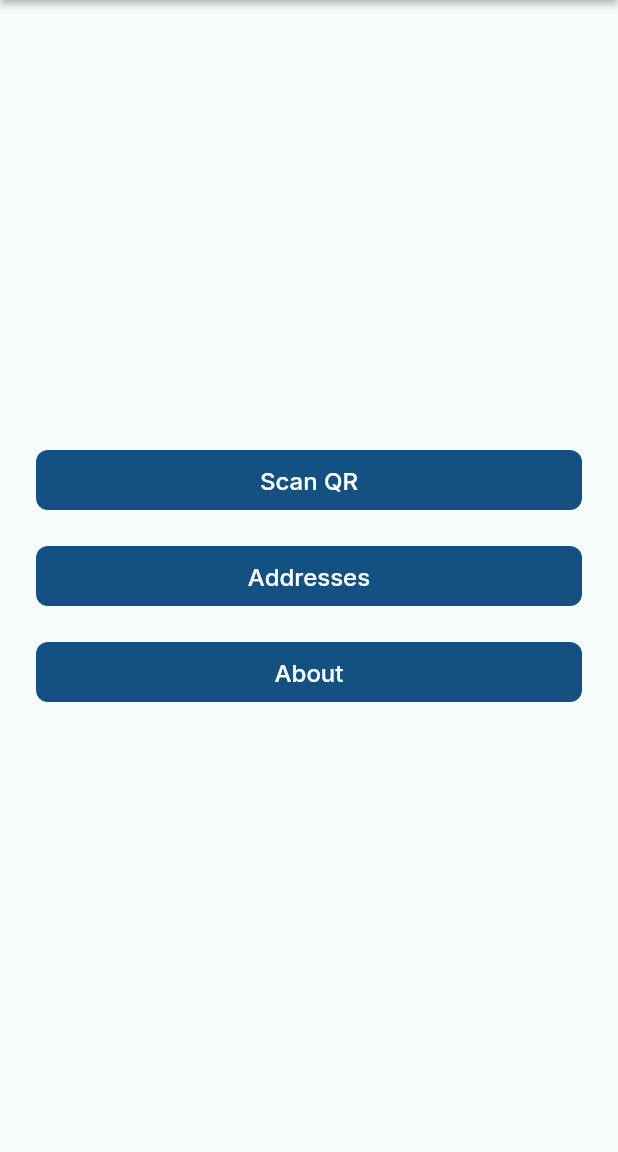
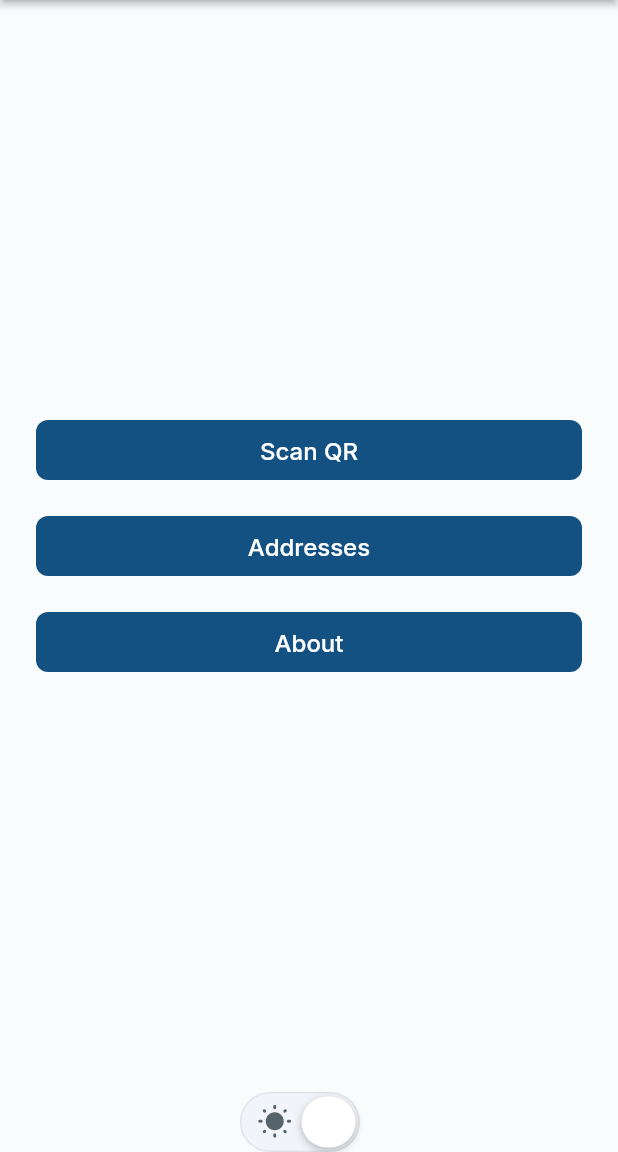
Before and after one commit to ValyrianTech/BitcoinMessageSigner, a Flutter app: the screen it shows after launch, on a phone screen of 412 x 824 dp, the part 84-1236 px from its top. Run offline on Flutter 3.47's test engine with Material 3 defaults, Android fonts, the light colour scheme and no system bars; drawn by our look-alikes of auto_size_text, flutter_animate; our stand-ins replace dropdown_button2, easy_debounce, font_awesome_flutter, from_css_color, go_router, google_fonts and 4 more; missing offline and left inert: dartsv, flutter_barcode_scanner, json_path; Roboto replaces fonts that are missing (Readex Pro).

Commit message:
Updating to latest FlutterFlow output.

```diff
--- a/lib/pages/adresses_page/adresses_page_widget.dart
+++ b/lib/pages/adresses_page/adresses_page_widget.dart
@@ -197,6 +197,8 @@ class _AdressesPageWidgetState extends State<AdressesPageWidget> {
                                   .labelMedium
                                   .override(
                                     fontFamily: 'Inter',
+                                    color: FlutterFlowTheme.of(context)
+                                        .primaryText,
                                     letterSpacing: 0.0,
                                   ),
                               hintText: 'TextField',
@@ -204,6 +206,8 @@ class _AdressesPageWidgetState extends State<AdressesPageWidget> {
                                   .labelMedium
                                   .override(
                                     fontFamily: 'Inter',
+                                    color: FlutterFlowTheme.of(context)
+                                        .primaryText,
                                     letterSpacing: 0.0,
                                   ),
                               enabledBorder: OutlineInputBorder(
@@ -242,6 +246,8 @@ class _AdressesPageWidgetState extends State<AdressesPageWidget> {
                                 .bodyMedium
                                 .override(
                                   fontFamily: 'Inter',
+                                  color:
+                                      FlutterFlowTheme.of(context).primaryText,
                                   letterSpacing: 0.0,
                                 ),
                             cursorColor:
--- a/lib/pages/home_page/home_page_widget.dart
+++ b/lib/pages/home_page/home_page_widget.dart
@@ -1,8 +1,10 @@
+import '/flutter_flow/flutter_flow_animations.dart';
 import '/flutter_flow/flutter_flow_theme.dart';
 import '/flutter_flow/flutter_flow_util.dart';
 import '/flutter_flow/flutter_flow_widgets.dart';
 import '/index.dart';
 import 'package:flutter/material.dart';
+import 'package:flutter_animate/flutter_animate.dart';
 import 'package:provider/provider.dart';
 import 'home_page_model.dart';
 export 'home_page_model.dart';
@@ -17,15 +19,40 @@ class HomePageWidget extends StatefulWidget {
   State<HomePageWidget> createState() => _HomePageWidgetState();
 }
 
-class _HomePageWidgetState extends State<HomePageWidget> {
+class _HomePageWidgetState extends State<HomePageWidget>
+    with TickerProviderStateMixin {
   late HomePageModel _model;
 
   final scaffoldKey = GlobalKey<ScaffoldState>();
+
+  final animationsMap = <String, AnimationInfo>{};
 
   @override
   void initState() {
     super.initState();
     _model = createModel(context, () => HomePageModel());
+
+    animationsMap.addAll({
+      'containerOnActionTriggerAnimation': AnimationInfo(
+        trigger: AnimationTrigger.onActionTrigger,
+        applyInitialState: true,
+        effectsBuilder: () => [
+          MoveEffect(
+            curve: Curves.easeInOut,
+            delay: 0.0.ms,
+            duration: 300.0.ms,
+            begin: Offset(-40.0, 0.0),
+            end: Offset(0.0, 0.0),
+          ),
+        ],
+      ),
+    });
+    setupAnimations(
+      animationsMap.values.where((anim) =>
+          anim.trigger == AnimationTrigger.onActionTrigger ||
+          !anim.applyInitialState),
+      this,
+    );
   }
 
   @override
@@ -169,6 +196,104 @@ class _HomePageWidgetState extends State<HomePageWidget> {
                   ),
                 ),
               ),
+              Padding(
+                padding: EdgeInsetsDirectional.fromSTEB(0.0, 0.0, 12.0, 0.0),
+                child: InkWell(
+                  splashColor: Colors.transparent,
+                  focusColor: Colors.transparent,
+                  hoverColor: Colors.transparent,
+                  highlightColor: Colors.transparent,
+                  onTap: () async {
+                    if ((Theme.of(context).brightness == Brightness.light) ==
+                        true) {
+                      setDarkModeSetting(context, ThemeMode.dark);
+                      if (animationsMap['containerOnActionTriggerAnimation'] !=
+                          null) {
+                        animationsMap['containerOnActionTriggerAnimation']!
+                            .controller
+                            .forward(from: 0.0);
+                      }
+                    } else {
+                      setDarkModeSetting(context, ThemeMode.light);
+                      if (animationsMap['containerOnActionTriggerAnimation'] !=
+                          null) {
+                        animationsMap['containerOnActionTriggerAnimation']!
+                            .controller
+                            .reverse();
+                      }
+                    }
+                  },
+                  child: Container(
+                    width: 80.0,
+                    height: 40.0,
+                    decoration: BoxDecoration(
+                      color: Color(0xFFF1F4F8),
+                      borderRadius: BorderRadius.circular(20.0),
+                      border: Border.all(
+                        color: Color(0xFFE0E3E7),
+                        width: 1.0,
+                      ),
+                    ),
+                    child: Padding(
+                      padding: EdgeInsets.all(2.0),
+                      child: Stack(
+                        alignment: AlignmentDirectional(0.0, 0.0),
+                        children: [
+                          Align(
+                            alignment: AlignmentDirectional(-0.9, 0.0),
+                            child: Padding(
+                              padding: EdgeInsetsDirectional.fromSTEB(
+                                  6.0, 0.0, 0.0, 0.0),
+                              child: Icon(
+                                Icons.wb_sunny_rounded,
+                                color: Color(0xFF57636C),
+                                size: 24.0,
+                              ),
+                            ),
+                          ),
+                          Align(
+                            alignment: AlignmentDirectional(1.0, 0.0),
+                            child: Padding(
+                              padding: EdgeInsetsDirectional.fromSTEB(
+                                  0.0, 0.0, 6.0, 0.0),
+                              child: Icon(
+                                Icons.mode_night_rounded,
+                                color: Color(0xFF57636C),
+                                size: 24.0,
+                              ),
+                            ),
+                          ),
+                          Align(
+                            alignment: AlignmentDirectional(1.0, 0.0),
+                            child: Container(
+                              width: 36.0,
+                              height: 36.0,
+                              decoration: BoxDecoration(
+                                color: Colors.white,
+                                boxShadow: [
+                                  BoxShadow(
+                                    blurRadius: 4.0,
+                                    color: Color(0x430B0D0F),
+                                    offset: Offset(
+                                      0.0,
+                                      2.0,
+                                    ),
+                                  )
+                                ],
+                                borderRadius: BorderRadius.circular(30.0),
+                                shape: BoxShape.rectangle,
+                              ),
+                            ).animateOnActionTrigger(
+                              animationsMap[
+                                  'containerOnActionTriggerAnimation']!,
+                            ),
+                          ),
+                        ],
+                      ),
+                    ),
+                  ),
+                ),
+              ),
             ],
           ),
         ),
```
Also changed, not shown: lib/flutter_flow/flutter_flow_animations.dart (added, +112 -0 lines).
